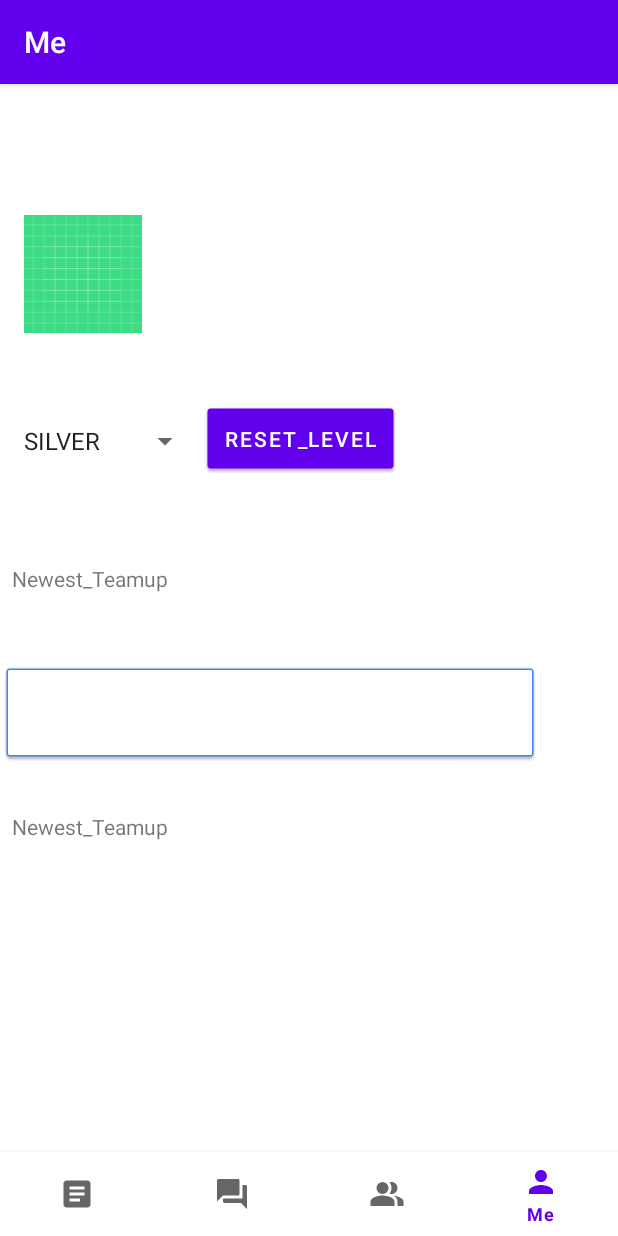
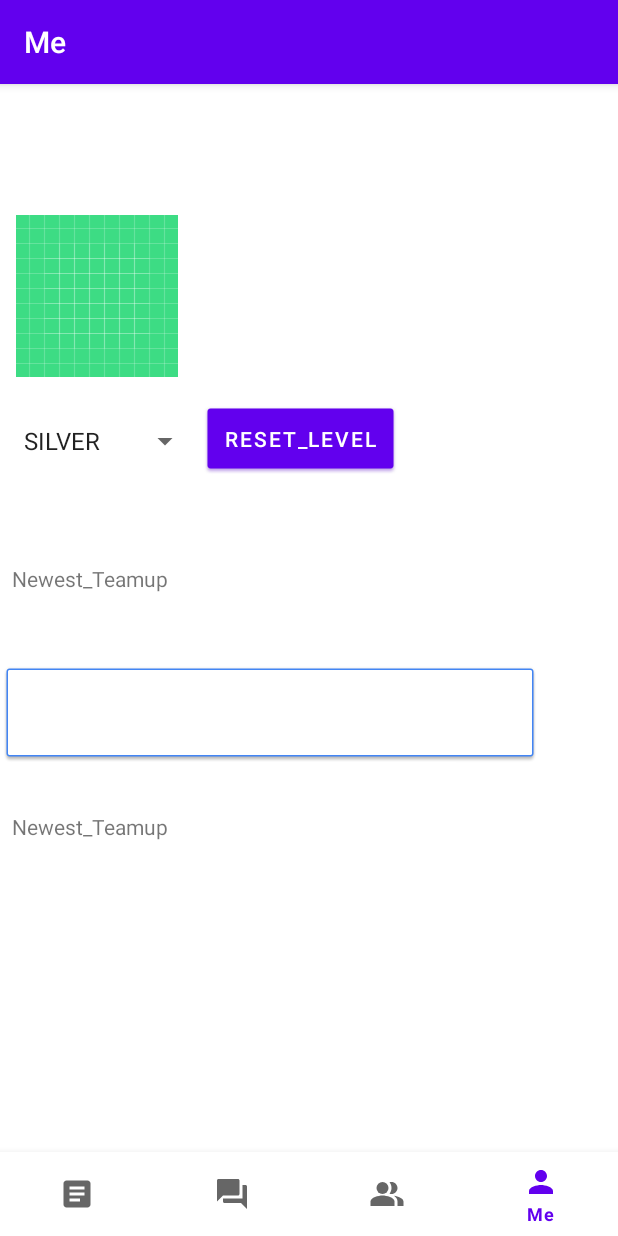
Before and after one commit to TheFu527/e-game-playground, an Android app: the MeFragment screen opened through its navigation route, on a phone screen of 412 x 824 dp. Run offline under Robolectric (Android 15) with nearby library versions, the phone set to English and light mode, and no system bars; our stand-ins replace Firebase (no records; nobody signed in at launch, a user with empty details on screens opened directly), navigation-ui; 2 statements that could not run were skipped.

Commit message:
mefragment fix newest teamup click problem

```diff
--- a/EgamePlaygound/app/src/main/AndroidManifest.xml
+++ b/EgamePlaygound/app/src/main/AndroidManifest.xml
@@ -19,6 +19,7 @@
     <uses-permission android:name="android.permission.ACCESS_FINE_LOCATION" />
 
     <application
+        android:usesCleartextTraffic="true"
         android:allowBackup="true"
         android:icon="@mipmap/ic_launcher"
         android:label="@string/app_name"
--- a/EgamePlaygound/app/src/main/java/edu/neu/madcourse/numad21fa/egameplaygound/ui/me/MeFragment.java
+++ b/EgamePlaygound/app/src/main/java/edu/neu/madcourse/numad21fa/egameplaygound/ui/me/MeFragment.java
@@ -58,7 +58,11 @@ import java.io.IOException;
 import java.net.URI;
 import java.net.URISyntaxException;
 import java.security.Timestamp;
+import java.text.ParseException;
+import java.text.SimpleDateFormat;
 import java.util.Arrays;
+import java.util.Calendar;
+import java.util.Date;
 import java.util.HashMap;
 import java.util.List;
 import java.util.Map;
@@ -94,6 +98,7 @@ public class MeFragment extends Fragment {
     private File currentImageFile = null;
     int MY_PERMISSIONS_WRITE_EXTERNAL_STORAGE;
     private DatabaseManager databaseManager;
+    long[] time = {0};
 
 
 
@@ -111,6 +116,19 @@ public class MeFragment extends Fragment {
 
         binding = FragmentMeBinding.inflate(inflater, container, false);
         View root = binding.getRoot();
+
+        //get base time
+        SimpleDateFormat format = new SimpleDateFormat("yy-MM-dd H:m:s");
+        Date max_time = null;
+        try {
+            max_time = format.parse("2010-03-01 00:00:00");
+        } catch (ParseException e) {
+            e.printStackTrace();
+        }
+        Calendar cal = Calendar.getInstance();
+        cal.setTime(max_time);
+        time[0] = cal.getTimeInMillis();
+        System.out.println(time[0]);
 
 
         //get userinfo
@@ -155,13 +173,6 @@ public class MeFragment extends Fragment {
                         DatabaseReference USERS_REF = FirebaseDatabase.getInstance().getReference("/users");
                         Log.i("level got:",USERS_REF.child(uuid).child("level").getKey());
                         USERS_REF.child(uuid).child("level").setValue(levelSelected[0]);
-//                        Map<String,Object> childUpdates = new HashMap<>();
-//                        Map<String, UserLevelEnum> postValues;
-//                        postValues = new HashMap<>();
-//                        postValues.put("level", levelSelected[0]);
-//                        childUpdates.put(uuid,childUpdates);
-//                        USERS_REF.updateChildren(childUpdates);
-
                         Log.i("reset level succeed!","wow~");
                         Toast.makeText(getActivity(),"reset level successfully",Toast.LENGTH_SHORT).show();
 
@@ -179,21 +190,20 @@ public class MeFragment extends Fragment {
         databaseManager.getTeamUpCardList(this,uuid).observe(getViewLifecycleOwner(), new Observer<List<TeamUpCardDTO>>() {
             @Override
             public void onChanged(List<TeamUpCardDTO> teamUpCardDTOS) {
-                String max_time = "2010-03-01 00:00:00";
                 String Latest_des = "";
                 int flag[] = {0};
                 for (TeamUpCardDTO t : teamUpCardDTOS) {
-                    String tmp = t.getTimestamp();
+                    Long tmp = t.getTimestamp();
                     flag[0] = 1;
-                    if (max_time.compareTo(tmp)<0) {
-                        max_time = tmp;
+                    if (time[0]<tmp) {
+                        time[0] = tmp;
                         Latest_des = t.getDescription();
                     }
                 }
 
                 if(flag[0]==1){
                     teamupdesc = (TextView) binding.teamupDesc;
-                    teamupdesc.setText(" Description: "+Latest_des+"\n"+"Publish time:   "+max_time);
+                    teamupdesc.setText("Description: "+Latest_des+"\n"+"Publish timestamp:   "+transferLongToDate("yyyy-MM-dd HH:mm:ss",time[0]));
                     //
 
                     teamupdesc.setOnClickListener(new View.OnClickListener() {
@@ -233,7 +243,10 @@ public class MeFragment extends Fragment {
             public void onChanged(UserInfoDTO userInfoDTO) {
                 String imageUri = userInfoDTO.getAvatarURI();
                 Log.i("user image uri:",imageUri);
-                storageManager.loadImageIntoImageView(getContext(),imageUri,meImage);
+                int length = imageUri.split("/").length;
+                String nums = imageUri.split("/")[length-1];
+                Log.i("=======",nums);
+                storageManager.loadImageIntoImageView(getContext(),storageRef.child("user_image").child(String.valueOf(nums)),meImage);
             }
         });
 
@@ -335,10 +348,14 @@ public class MeFragment extends Fragment {
             USERS_REF.child(uuid).child("avatarURI").setValue(storageRef.child("user_image").child(StorageChild).toString());
             Log.i("reset user image succeed!","wow~");
             Toast.makeText(getActivity(),"reset user image successfully",Toast.LENGTH_SHORT).show();
-
-
         }
     }
+
+    public String transferLongToDate(String dateFormat, Long millSec) {
+        SimpleDateFormat sdf = new SimpleDateFormat(dateFormat);
+        Date date = new Date(millSec);
+        return sdf.format(date);
+        }
 
 
     @Override
--- a/EgamePlaygound/app/src/main/res/layout/fragment_me.xml
+++ b/EgamePlaygound/app/src/main/res/layout/fragment_me.xml
@@ -8,8 +8,8 @@ tools:context=".ui.me.MeFragment">
 
     <ImageView
         android:id="@+id/imageViewme"
-        android:layout_width="94dp"
-        android:layout_height="85dp"
+        android:layout_width="wrap_content"
+        android:layout_height="wrap_content"
         android:layout_marginTop="84dp"
         android:adjustViewBounds="false"
         android:onClick="onClick"
```
